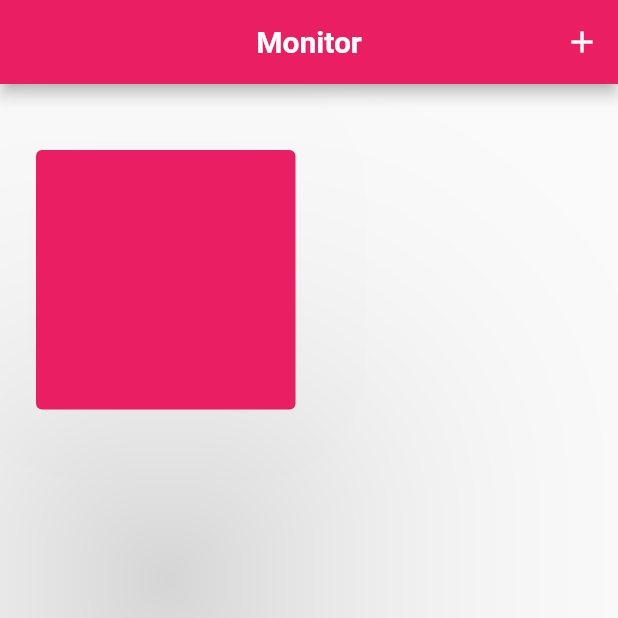
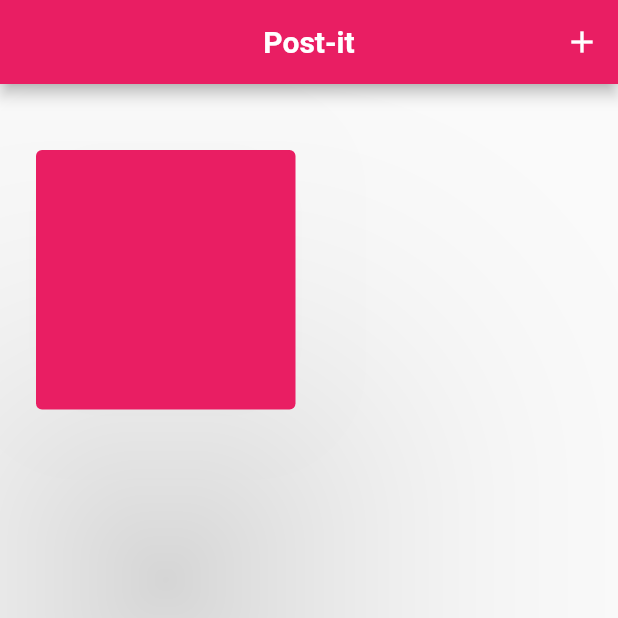
Before and after one commit to Gdiasll/Post-it-app, a Flutter app: the screen it shows after launch, after a tap on the "add" icon, after a tap on "OK", on a phone screen of 412 x 824 dp, the top half of it. Run offline on Flutter 3.47's test engine with Material 2 defaults, Android fonts, the phone set to English and light mode, and no system bars.

Commit message:
refatorando criação de cards

```diff
--- a/lib/screens/Monitor.dart
+++ b/lib/screens/Monitor.dart
@@ -32,23 +32,25 @@ class _MonitorState extends State<Monitor> {
     });
   }
 
+  void deleteUrl (url) {
+    setState(() {
+      int index = urls.indexOf(url);
+      urls.removeAt(index);
+    });
+  }
+
   List<Widget> _buildCards(List<String> urls) {
-    List<Widget> data = [];
-    for (int i = 0; i < urls.length; i++) {
-      data.add(
-        Dismissible(
-          movementDuration: Duration(milliseconds: 100),
-          key: UniqueKey(),
-          onDismissed: (direction) {
-            setState(() {
-              urls.removeAt(i);
-            });
-          },
-          child: CardMonitor(color: Colors.pink, name: urls[i],),
-        )
+
+    return urls.map((String url) {
+      return Dismissible(
+        movementDuration: Duration(milliseconds: 10),
+        key: UniqueKey(),
+        onDismissed: (direction) {
+          deleteUrl(url);
+        },
+        child: CardMonitor(color: Colors.pink, name: url),
       );
-    }
-    return data;
+    }).toList();
   }
 
   @override
@@ -56,7 +58,7 @@ class _MonitorState extends State<Monitor> {
     return Scaffold(
       appBar: AppBar(
         title: Text(
-          'Monitor',
+          'Post-it',
           style: TextStyle(
             fontWeight: FontWeight.bold,
           ),
@@ -73,9 +75,6 @@ class _MonitorState extends State<Monitor> {
       body: Column(
         children: <Widget>[
           handleForm(formVisible),
-          // Column(
-          //   children: _buildCards(urls),
-          // )
           Expanded(
             child: GridView.count(
               shrinkWrap: true,
@@ -88,7 +87,6 @@ class _MonitorState extends State<Monitor> {
             ),
           )
         ],
-
       ),
     );
   }
```
